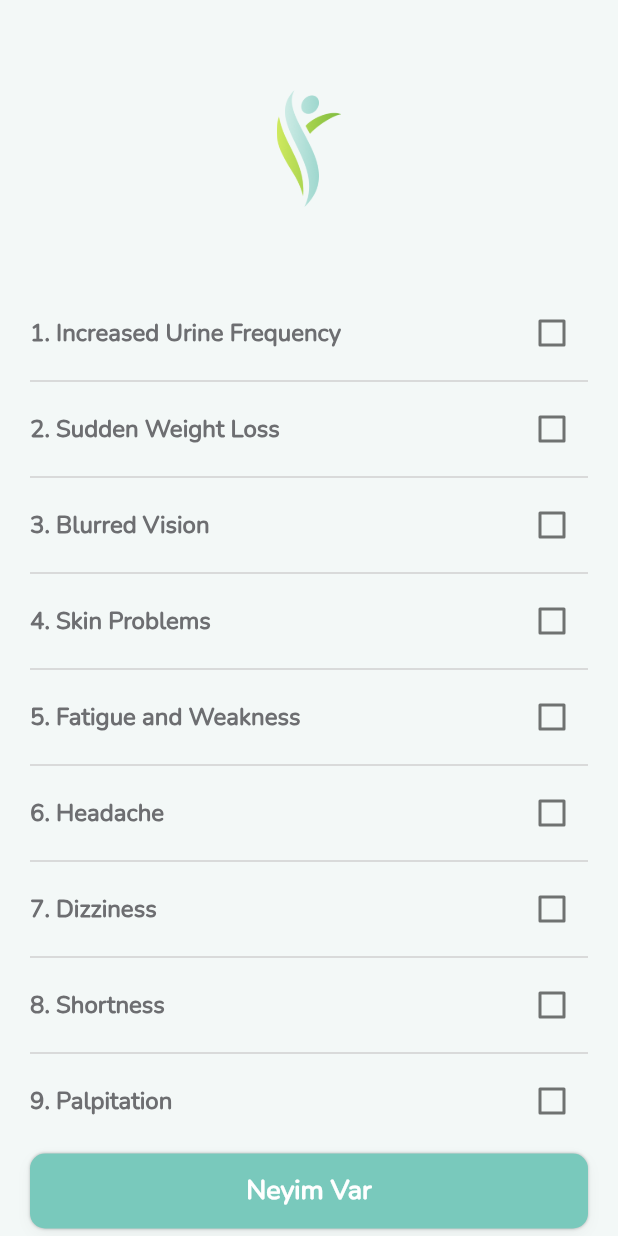
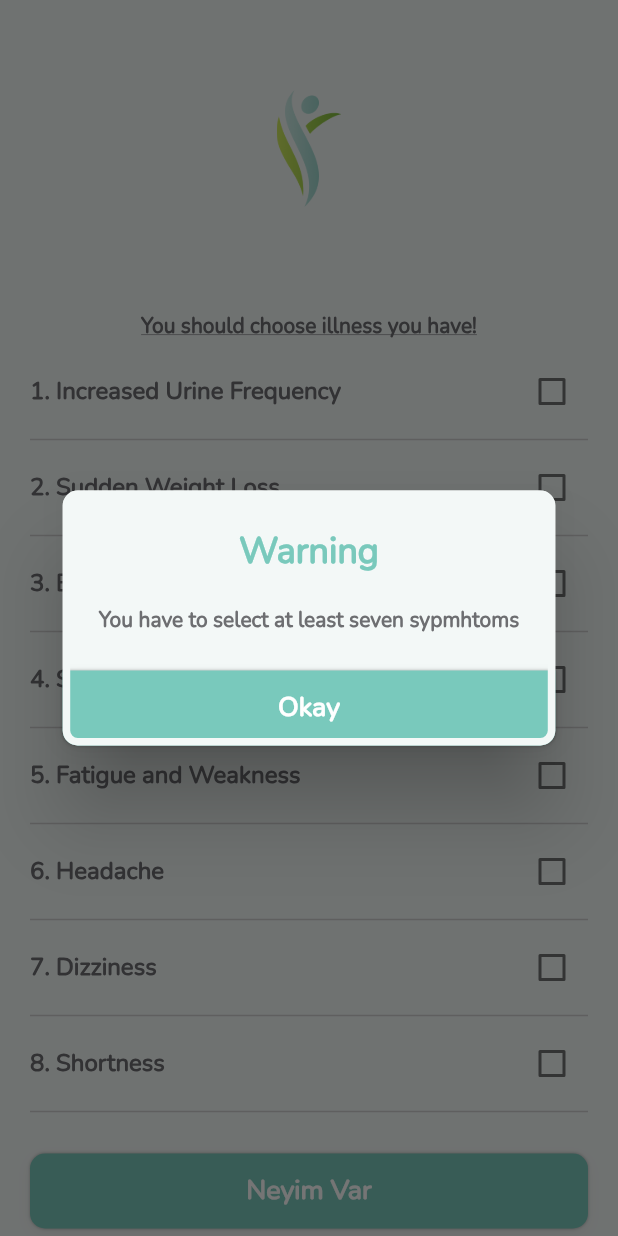
Before and after one commit to enesogulmus/sifayi_kaptim, a Flutter app: the Questions screen opened directly, after a tap on "Neyim Var", on a phone screen of 412 x 824 dp. Run offline on Flutter 3.47's test engine with Material 2 defaults, Android fonts, the phone set to English and light mode, and no system bars; our stand-ins replace flutter_svg, hive_flutter, lottie; accounts and stored records are empty.

Commit message:
latest version of application

```diff
--- a/lib/components/bottom_sheet.dart
+++ b/lib/components/bottom_sheet.dart
@@ -244,8 +244,8 @@ class _CustomBottomSheetState extends State<CustomBottomSheet> {
                     child: SvgPicture.asset(
                       widget.leadingPath!,
                       color: context.accentColor(),
-                      height: 24,
-                      width: 24,
+                      height: 24.0,
+                      width: 24.0,
                     ),
                   )
                 : const SizedBox(),
--- a/lib/components/input_decoration.dart
+++ b/lib/components/input_decoration.dart
@@ -22,8 +22,8 @@ InputDecoration customInputDecoration(
             child: SvgPicture.asset(
               iconPath,
               color: context.accentColor(),
-              height: 24,
-              width: 24,
+              height: 24.0,
+              width: 24.0,
             ),
           )
         : Container(
--- a/lib/questions.dart
+++ b/lib/questions.dart
@@ -122,7 +122,22 @@ class _QuestionsState extends State<Questions> {
 
   @override
   Widget build(BuildContext context) {
-    return Scaffold(
+    bool shouldPop = true;
+    return WillPopScope(
+      onWillPop: () async {
+        Diseases.lungDisease = 0;
+        Diseases.hypertension = 0;
+        Diseases.herniatedDisc = 0;
+        Diseases.calcification = 0;
+        Diseases.heartDisease = 0;
+        Diseases.ulcer = 0;
+        Diseases.diabetes = 0;
+        Diseases.cholesterol = 0;
+        Diseases.cancer = 0;
+        Diseases.obesity = 0;
+        return shouldPop;
+      },
+      child: Scaffold(
         backgroundColor: CustomColors.scaffoldBackGroundColor,
         body: Column(
           children: [
@@ -133,6 +148,16 @@ class _QuestionsState extends State<Questions> {
               child: Image.asset(
                 Assets.svgLogo,
                 height: 78,
+              ),
+            ),
+            Container(
+              margin: const EdgeInsets.symmetric(vertical: 10),
+              child: CustomText(
+                text: 'You should choose illness you have!',
+                fontSize: 14,
+                textColor: context.primaryTextColor(),
+                fontWeight: FontWeight.w600,
+                isUnderlined: true,
               ),
             ),
             Expanded(
@@ -169,12 +194,14 @@ class _QuestionsState extends State<Questions> {
             ),
           ],
         ),
+      ),
     );
   }
 
   void calculationOfGeneralPosibility() {
+    if (selectedIndexes.length >= 7) {
       for (var element in selectedIndexes) {
-      switch (selectedIndexes[element]) {
+        switch (element) {
           case 0:
             Diseases.diabetes++;
             Diseases.cancer++;
@@ -374,6 +401,40 @@ class _QuestionsState extends State<Questions> {
             break;
         }
       }
+    } else {
+      showDialog(
+        context: context,
+        builder: (ctx) => AlertDialog(
+          backgroundColor: context.scaffoldBackGroundColor(),
+          actionsPadding: EdgeInsets.zero,
+          shape: RoundedRectangleBorder(
+              side: BorderSide(width: 5,color: context.scaffoldBackGroundColor()), borderRadius: CustomDecorations.borderRadiusGeometry),
+          actions: [
+            Button(
+              text: 'Okay',
+              color: context.accentColor(),
+              textColor: context.primaryColor(),
+              action: () => Navigator.of(ctx).pop(),
+              isBottomRadius: true,
+              noMargin: 0,
+            ),
+          ],
+          title: CustomText(
+            text: 'Warning',
+            fontSize: 24,
+            fontWeight: FontWeight.w700,
+            textColor: context.accentColor(),
+            textAlign: TextAlign.center,
+          ),
+          content: CustomText(
+            text: 'You have to select at least seven sypmhtoms',
+            fontSize: 14,
+            textColor: context.primaryTextColor(),
+            fontWeight: FontWeight.w600,
+          ),
+        ),
+      );
+    }
     debugPrint('lung: ${Diseases.lungDisease}');
     debugPrint('hyper: ${Diseases.hypertension}');
     debugPrint('herniated: ${Diseases.herniatedDisc}');
```
Lines whose indentation alone changed are shown as unchanged.
